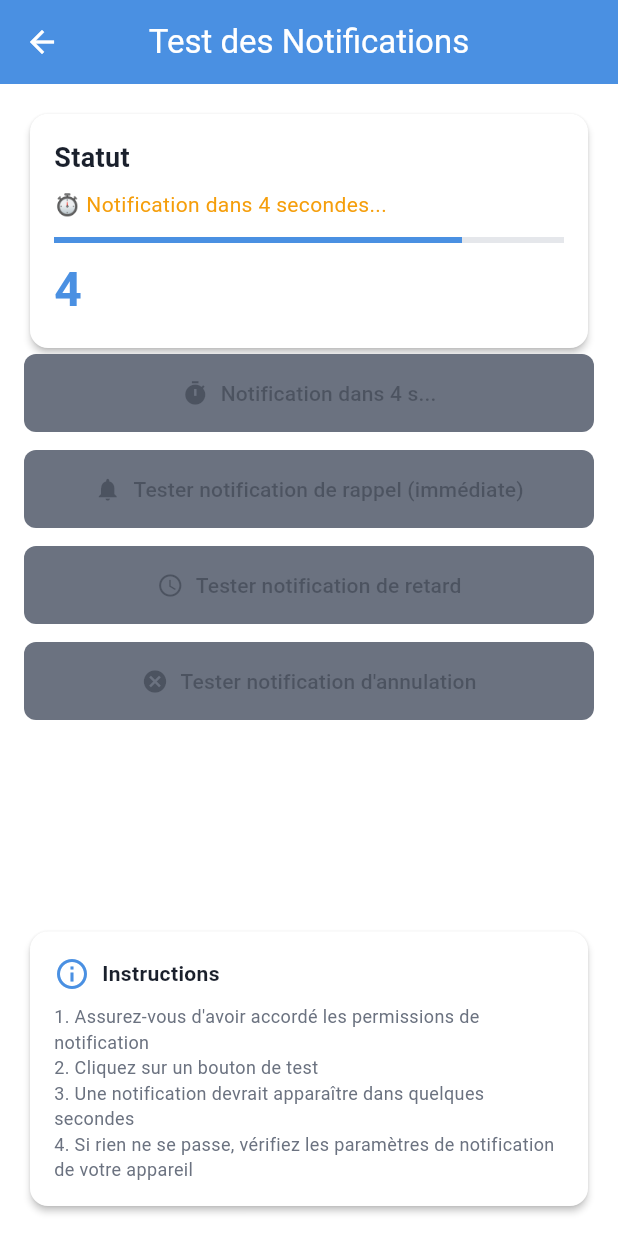
After one commit to RomainCharpentier/tram_train, a Flutter app: the NotificationTestPage screen opened directly, after a tap on "Tester avec timer (5 secondes)", on a phone screen of 412 x 824 dp. The commit adds this screen. Run offline on Flutter 3.47's test engine with Material 3 defaults, Android fonts, the light colour scheme and no system bars; our stand-ins replace flutter_dotenv, flutter_local_notifications, permission_handler, shared_preferences; missing offline and left inert: universal_html; accounts and stored records are empty.

Commit message:
Nettoyage code: suppression conversions inutiles, correction notifications web native, ajout test notifications avec timer

```diff
--- a/lib/domain/services/notification_service.dart
+++ b/lib/domain/services/notification_service.dart
@@ -1,6 +1,8 @@
+import 'package:flutter/foundation.dart' show kIsWeb;
 import 'package:flutter/material.dart';
 import 'package:flutter_local_notifications/flutter_local_notifications.dart';
 import 'package:permission_handler/permission_handler.dart';
+import 'package:universal_html/html.dart' as html;
 import '../models/trip.dart';
 
 /// Service pour gérer les notifications locales
@@ -14,11 +16,25 @@ class NotificationService {
 
   bool _isInitialized = false;
 
-  /// Initialise le service de notifications
   Future<void> initialize() async {
     if (_isInitialized) return;
 
-    // Configuration des notifications locales
+    if (kIsWeb) {
+      await _initializeWeb();
+    } else {
+      await _initializeMobile();
+    }
+
+    await _requestPermissions();
+    _isInitialized = true;
+  }
+
+  Future<void> _initializeWeb() async {
+    // Pour le web, on utilise directement l'API native du navigateur
+    // Pas besoin d'initialiser flutter_local_notifications
+  }
+
+  Future<void> _initializeMobile() async {
     const androidSettings =
         AndroidInitializationSettings('@mipmap/ic_launcher');
     const iosSettings = DarwinInitializationSettings(
@@ -26,35 +42,85 @@ class NotificationService {
       requestBadgePermission: true,
       requestSoundPermission: true,
     );
-
     const initSettings = InitializationSettings(
       android: androidSettings,
       iOS: iosSettings,
     );
-
     await _localNotifications.initialize(
       initSettings,
       onDidReceiveNotificationResponse: _onNotificationTapped,
     );
-
-    // Demander les permissions
-    await _requestPermissions();
-
-    _isInitialized = true;
   }
 
-  /// Demande les permissions de notification
   Future<bool> _requestPermissions() async {
+    if (kIsWeb) {
+      return await _requestWebPermission();
+    }
     final localPermission = await Permission.notification.request();
     return localPermission.isGranted;
   }
 
-  /// Affiche une notification locale
+  Future<void> _showWebNotification(String title, String body) async {
+    if (!html.Notification.supported) {
+      throw Exception('Notifications non supportées par le navigateur');
+    }
+
+    final permissionStatus = html.Notification.permission;
+
+    if (permissionStatus == 'granted') {
+      html.Notification(title, body: body);
+      return;
+    }
+
+    if (permissionStatus == 'default') {
+      final result = await html.Notification.requestPermission();
+      if (result == 'granted') {
+        html.Notification(title, body: body);
+        return;
+      }
+      throw Exception('Permissions de notification refusées: $result');
+    }
+
+    throw Exception('Permissions de notification refusées: $permissionStatus');
+  }
+
+  Future<bool> _requestWebPermission() async {
+    if (!html.Notification.supported) {
+      return false;
+    }
+
+    final permissionStatus = html.Notification.permission;
+
+    if (permissionStatus == 'granted') {
+      return true;
+    }
+
+    if (permissionStatus == 'default') {
+      final result = await html.Notification.requestPermission();
+      return result == 'granted';
+    }
+
+    return false;
+  }
+
   Future<void> _showLocalNotification({
     required String title,
     required String body,
     String? payload,
   }) async {
+    if (!_isInitialized) {
+      await initialize();
+    }
+
+    if (kIsWeb) {
+      await _showWebNotification(title, body);
+    } else {
+      await _showMobileNotification(title, body, payload);
+    }
+  }
+
+  Future<void> _showMobileNotification(
+      String title, String body, String? payload) async {
     const androidDetails = AndroidNotificationDetails(
       'train_qil_channel',
       'Train\'Qil Notifications',
@@ -63,20 +129,20 @@ class NotificationService {
       priority: Priority.high,
       icon: '@mipmap/ic_launcher',
     );
-
     const iosDetails = DarwinNotificationDetails(
       presentAlert: true,
       presentBadge: true,
       presentSound: true,
     );
-
     const details = NotificationDetails(
       android: androidDetails,
       iOS: iosDetails,
     );
 
+    final notificationId =
+        DateTime.now().millisecondsSinceEpoch.remainder(100000);
     await _localNotifications.show(
-      DateTime.now().millisecondsSinceEpoch.remainder(100000),
+      notificationId,
       title,
       body,
       details,
@@ -84,13 +150,10 @@ class NotificationService {
     );
   }
 
-  /// Gère le tap sur une notification
   void _onNotificationTapped(NotificationResponse response) {
     debugPrint('Notification tapée: ${response.payload}');
-    // TODO: Navigation vers la page appropriée
   }
 
-  /// Envoie une notification de retard
   Future<void> notifyDelay(Trip trip, int delayMinutes) async {
     await _showLocalNotification(
       title: 'Retard signalé',
@@ -100,7 +163,6 @@ class NotificationService {
     );
   }
 
-  /// Envoie une notification d'annulation
   Future<void> notifyCancellation(Trip trip) async {
     await _showLocalNotification(
       title: 'Train annulé',
@@ -110,7 +172,6 @@ class NotificationService {
     );
   }
 
-  /// Envoie une notification de rappel
   Future<void> notifyReminder(Trip trip, int minutesBefore) async {
     await _showLocalNotification(
       title: 'Rappel de départ',
--- a/lib/infrastructure/mappers/sncf_mapper.dart
+++ b/lib/infrastructure/mappers/sncf_mapper.dart
@@ -71,7 +71,6 @@ class SncfMapper {
 
   /// Convertit un lieu SNCF vers une gare
   Station mapPlaceToStation(Map<String, dynamic> place) {
-    // Extraire l'ID SNCF depuis l'ID complet (ex: "stop_area:SNCF:87590349" -> "SNCF:87590349")
     final fullId = place['id'] as String? ?? '';
     final sncfId = fullId.replaceFirst('stop_area:', '');
 
--- /dev/null
+++ b/lib/view/pages/notification_test_page.dart
@@ -0,0 +1,338 @@
+import 'package:flutter/material.dart';
+import '../../domain/models/trip.dart' as domain;
+import '../../domain/models/station.dart';
+import '../../infrastructure/dependency_injection.dart';
+import '../theme/theme_x.dart';
+
+class NotificationTestPage extends StatefulWidget {
+  const NotificationTestPage({super.key});
+
+  @override
+  State<NotificationTestPage> createState() => _NotificationTestPageState();
+}
+
+class _NotificationTestPageState extends State<NotificationTestPage> {
+  bool _isInitializing = false;
+  String _statusMessage = '';
+  int _countdownSeconds = 0;
+  bool _isCountdownActive = false;
+
+  @override
+  void initState() {
+    super.initState();
+    _initializeNotifications();
+  }
+
+  Future<void> _initializeNotifications() async {
+    setState(() {
+      _isInitializing = true;
+      _statusMessage = 'Initialisation...';
+    });
+
+    try {
+      await DependencyInjection.instance.notificationService.initialize();
+
+      setState(() {
+        _statusMessage = '✅ Notifications initialisées avec succès';
+      });
+    } catch (e) {
+      setState(() {
+        _statusMessage = '❌ Erreur: $e';
+      });
+    } finally {
+      setState(() {
+        _isInitializing = false;
+      });
+    }
+  }
+
+  Future<void> _testSimpleNotification() async {
+    try {
+      setState(() {
+        _statusMessage = 'Envoi de la notification...';
+      });
+
+      final service = DependencyInjection.instance.notificationService;
+      await service.initialize();
+
+      await service.notifyReminder(
+        _createTestTrip(),
+        10,
+      );
+
+      setState(() {
+        _statusMessage =
+            '✅ Notification envoyée ! Vérifiez la barre de notifications de Chrome (icône cadenas dans la barre d\'adresse).';
+      });
+    } catch (e) {
+      setState(() {
+        _statusMessage =
+            '❌ Erreur: $e\n\nVérifiez que les permissions sont accordées dans les paramètres du site.';
+      });
+    }
+  }
+
+  Future<void> _testDelayNotification() async {
+    try {
+      final service = DependencyInjection.instance.notificationService;
+      await service.initialize();
+
+      await service.notifyDelay(_createTestTrip(), 15);
+
+      setState(() {
+        _statusMessage = '✅ Notification de retard envoyée !';
+      });
+    } catch (e) {
+      setState(() {
+        _statusMessage = '❌ Erreur: $e';
+      });
+    }
+  }
+
+  Future<void> _testCancellationNotification() async {
+    try {
+      final service = DependencyInjection.instance.notificationService;
+      await service.initialize();
+
+      await service.notifyCancellation(_createTestTrip());
+
+      setState(() {
+        _statusMessage = '✅ Notification d\'annulation envoyée !';
+      });
+    } catch (e) {
+      setState(() {
+        _statusMessage = '❌ Erreur: $e';
+      });
+    }
+  }
+
+  Future<void> _testNotificationWithTimer(int delaySeconds) async {
+    if (_isCountdownActive) return;
+
+    setState(() {
+      _isCountdownActive = true;
+      _countdownSeconds = delaySeconds;
+      _statusMessage =
+          '⏱️ Notification programmée dans $delaySeconds secondes...';
+    });
+
+    final service = DependencyInjection.instance.notificationService;
+    await service.initialize();
+
+    for (int i = delaySeconds - 1; i >= 0; i--) {
+      await Future.delayed(const Duration(seconds: 1));
+      if (!mounted || !_isCountdownActive) break;
+      setState(() {
+        _countdownSeconds = i;
+        if (i > 0) {
+          _statusMessage =
+              '⏱️ Notification dans $i seconde${i > 1 ? 's' : ''}...';
+        }
+      });
+    }
+
+    if (!mounted || !_isCountdownActive) return;
+
+    await service.notifyReminder(_createTestTrip(), 5);
+    if (mounted) {
+      setState(() {
+        _statusMessage = '✅ Notification envoyée !';
+        _isCountdownActive = false;
+        _countdownSeconds = 0;
+      });
+    }
+  }
+
+  domain.Trip _createTestTrip() {
+    return domain.Trip(
+      id: 'test_trip_${DateTime.now().millisecondsSinceEpoch}',
+      departureStation: Station(
+        id: 'test_dep',
+        name: 'Gare de Test Départ',
+        description: 'Station de test',
+      ),
+      arrivalStation: Station(
+        id: 'test_arr',
+        name: 'Gare de Test Arrivée',
+        description: 'Station de test',
+      ),
+      days: [],
+      time: domain.TimeOfDay(hour: 10, minute: 30),
+      isActive: true,
+      notificationsEnabled: true,
+      createdAt: DateTime.now(),
+    );
+  }
+
+  @override
+  Widget build(BuildContext context) {
+    return Scaffold(
+      appBar: AppBar(
+        title: const Text('Test des Notifications'),
+        backgroundColor: context.theme.primary,
+        leading: IconButton(
+          icon: const Icon(Icons.arrow_back, color: Colors.white),
+          onPressed: () => Navigator.of(context).pop(),
+        ),
+      ),
+      body: Padding(
+        padding: const EdgeInsets.all(16.0),
+        child: Column(
+          crossAxisAlignment: CrossAxisAlignment.stretch,
+          children: [
+            Card(
+              color: context.theme.surface,
+              child: Padding(
+                padding: const EdgeInsets.all(16.0),
+                child: Column(
+                  crossAxisAlignment: CrossAxisAlignment.start,
+                  children: [
+                    Text(
+                      'Statut',
+                      style: TextStyle(
+                        fontSize: 18,
+                        fontWeight: FontWeight.bold,
+                        color: context.theme.onSurface,
+                      ),
+                    ),
+                    const SizedBox(height: 8),
+                    if (_isInitializing)
+                      const CircularProgressIndicator()
+                    else
+                      Column(
+                        crossAxisAlignment: CrossAxisAlignment.start,
+                        children: [
+                          Text(
+                            _statusMessage.isEmpty
+                                ? 'Prêt à tester'
+                                : _statusMessage,
+                            style: TextStyle(
+                              color: _statusMessage.startsWith('✅')
+                                  ? context.theme.success
+                                  : _statusMessage.startsWith('❌')
+                                      ? context.theme.error
+                                      : _statusMessage.startsWith('⏱️')
+                                          ? context.theme.warning
+                                          : context.theme.onSurface,
+                            ),
+                          ),
+                          if (_isCountdownActive && _countdownSeconds > 0) ...[
+                            const SizedBox(height: 12),
+                            LinearProgressIndicator(
+                              value: _countdownSeconds / 5,
+                              backgroundColor: context.theme.outline,
+                              valueColor: AlwaysStoppedAnimation<Color>(
+                                context.theme.primary,
+                              ),
+                            ),
+                            const SizedBox(height: 8),
+                            Text(
+                              '$_countdownSeconds',
+                              style: TextStyle(
+                                fontSize: 32,
+                                fontWeight: FontWeight.bold,
+                                color: context.theme.primary,
+                              ),
+                            ),
+                          ],
+                        ],
+                      ),
+                  ],
+                ),
+              ),
+            ),
+            ElevatedButton.icon(
+              onPressed: _isCountdownActive
+                  ? null
+                  : () => _testNotificationWithTimer(5),
+              icon:
+                  Icon(_isCountdownActive ? Icons.timer : Icons.timer_outlined),
+              label: Text(_isCountdownActive
+                  ? 'Notification dans $_countdownSeconds s...'
+                  : 'Tester avec timer (5 secondes)'),
+              style: ElevatedButton.styleFrom(
+                backgroundColor: context.theme.secondary,
+                foregroundColor: Colors.white,
+                padding: const EdgeInsets.symmetric(vertical: 16),
+                disabledBackgroundColor: context.theme.muted,
+              ),
+            ),
+            const SizedBox(height: 12),
+            ElevatedButton.icon(
+              onPressed: _isCountdownActive ? null : _testSimpleNotification,
+              icon: const Icon(Icons.notifications),
+              label: const Text('Tester notification de rappel (immédiate)'),
+              style: ElevatedButton.styleFrom(
+                backgroundColor: context.theme.primary,
+                foregroundColor: Colors.white,
+                padding: const EdgeInsets.symmetric(vertical: 16),
+                disabledBackgroundColor: context.theme.muted,
+              ),
+            ),
+            const SizedBox(height: 12),
+            ElevatedButton.icon(
+              onPressed: _isCountdownActive ? null : _testDelayNotification,
+              icon: const Icon(Icons.schedule),
+              label: const Text('Tester notification de retard'),
+              style: ElevatedButton.styleFrom(
+                backgroundColor: context.theme.warning,
+                foregroundColor: Colors.white,
+                padding: const EdgeInsets.symmetric(vertical: 16),
+                disabledBackgroundColor: context.theme.muted,
+              ),
+            ),
+            const SizedBox(height: 12),
+            ElevatedButton.icon(
+              onPressed:
+                  _isCountdownActive ? null : _testCancellationNotification,
+              icon: const Icon(Icons.cancel),
+              label: const Text('Tester notification d\'annulation'),
+              style: ElevatedButton.styleFrom(
+                backgroundColor: context.theme.error,
+                foregroundColor: Colors.white,
+                padding: const EdgeInsets.symmetric(vertical: 16),
+                disabledBackgroundColor: context.theme.muted,
+              ),
+            ),
+            const Spacer(),
+            Card(
+              color: context.theme.bgCard,
+              child: Padding(
+                padding: const EdgeInsets.all(16.0),
+                child: Column(
+                  crossAxisAlignment: CrossAxisAlignment.start,
+                  children: [
+                    Row(
+                      children: [
+                        Icon(Icons.info_outline, color: context.theme.primary),
+                        const SizedBox(width: 8),
+                        Text(
+                          'Instructions',
+                          style: TextStyle(
+                            fontWeight: FontWeight.bold,
+                            color: context.theme.onSurface,
+                          ),
+                        ),
+                      ],
+                    ),
+                    const SizedBox(height: 8),
+                    Text(
+                      '1. Assurez-vous d\'avoir accordé les permissions de notification\n'
+                      '2. Cliquez sur un bouton de test\n'
+                      '3. Une notification devrait apparaître dans quelques secondes\n'
+                      '4. Si rien ne se passe, vérifiez les paramètres de notification de votre appareil',
+                      style: TextStyle(
+                        color: context.theme.muted,
+                        fontSize: 12,
+                      ),
+                    ),
+                  ],
+                ),
+              ),
+            ),
+          ],
+        ),
+      ),
+    );
+  }
+}
--- a/pubspec.yaml
+++ b/pubspec.yaml
@@ -19,6 +19,7 @@ dependencies:
   flutter_dotenv: ^5.2.1
   flutter_local_notifications: ^17.2.1
   permission_handler: ^11.3.1
+  universal_html: ^2.2.4
 
 dev_dependencies:
   flutter_test:
```
Also changed, not shown: lib/infrastructure/gateways/local_storage_gateway.dart (+24 -7 lines), lib/infrastructure/gateways/notification_pause_storage_gateway.dart (+24 -2 lines), lib/view/pages/profile_page.dart (+11 -0 lines).
